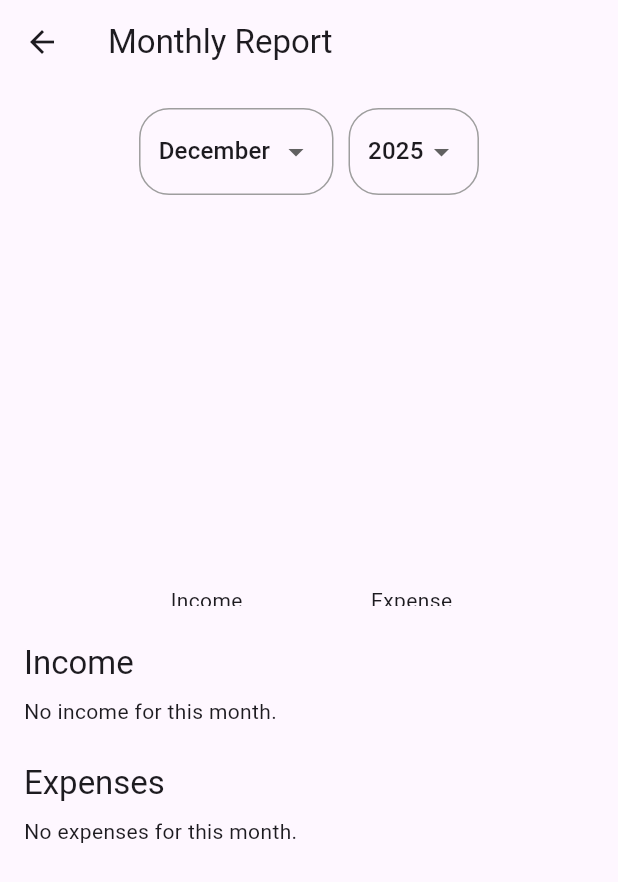
After one commit to harshpurohit9763/fin-tracker, a Flutter app: the screen it shows after launch, scrolled down 576 dp, after a tap on "Monthly Report", on a phone screen of 412 x 824 dp. The commit adds this screen. Shown: the top 882 px of the screen. Run offline on Flutter 3.47's test engine with Material 3 defaults, Android fonts, the phone set to English and light mode, and no system bars; drawn by our look-alikes of fl_chart; our stand-ins replace file_picker, flutter_local_notifications, flutter_riverpod, flutter_timezone, image_picker, pdf and 4 more; missing offline and left inert: tflite_flutter, workmanager; accounts and stored records are empty.

Commit message:
added monthly reports

```diff
--- a/lib/views/dashboard_screen.dart
+++ b/lib/views/dashboard_screen.dart
@@ -16,6 +16,7 @@ import 'package:personal_finance/widgets/flippable_emi_card.dart';
 import 'package:personal_finance/controllers/shared_preferences_provider.dart';
 import 'package:personal_finance/widgets/upcomming_emi.dart';
 import 'package:personal_finance/views/profile_screen.dart';
+import 'package:personal_finance/views/monthly_report_screen.dart';
 
 String _getGreeting() {
   final hour = DateTime.now().hour;
@@ -288,6 +289,15 @@ class _DashboardScreenState extends ConsumerState<DashboardScreen> {
                       childAspectRatio: 1.2,
                       children: [
                         _FeatureTile(
+                            title: 'Monthly Report',
+                            icon: Icons.calendar_month_outlined,
+                            color: Colors.red,
+                            onTap: () => Navigator.push(
+                                context,
+                                MaterialPageRoute(
+                                    builder: (context) =>
+                                        const MonthlyReportScreen()))),
+                        _FeatureTile(
                             title: 'Budgets',
                             icon: Icons.track_changes_outlined,
                             color: Colors.orange,
@@ -315,7 +325,7 @@ class _DashboardScreenState extends ConsumerState<DashboardScreen> {
                                     builder: (context) =>
                                         const NetWorthScreen()))),
                         _FeatureTile(
-                            title: 'Reports',
+                            title: 'Advance Reports',
                             icon: Icons.analytics_outlined,
                             color: Colors.purple,
                             onTap: () => Navigator.push(
--- /dev/null
+++ b/lib/views/monthly_report_screen.dart
@@ -0,0 +1,172 @@
+import 'package:flutter/material.dart';
+import 'package:flutter_riverpod/flutter_riverpod.dart';
+import 'package:personal_finance/controllers/expense_provider.dart';
+import 'package:personal_finance/controllers/income_provider.dart';
+import 'package:personal_finance/helper/app_formater.dart';
+import 'package:personal_finance/widgets/income_card.dart';
+import 'package:personal_finance/controllers/shared_preferences_provider.dart';
+import 'package:personal_finance/widgets/income_expense_chart.dart';
+
+class MonthlyReportScreen extends ConsumerWidget {
+  const MonthlyReportScreen({super.key});
+
+  @override
+  Widget build(BuildContext context, WidgetRef ref) {
+    final selectedMonthYear = ref.watch(selectedMonthYearProvider);
+    final currency = ref.watch(currencyProvider);
+    final incomesAsyncValue = ref.watch(filteredIncomeListProvider);
+    final expensesAsyncValue = ref.watch(filteredExpenseListProvider);
+
+    final totalIncome = incomesAsyncValue.when(
+      data: (incomes) => incomes.fold(0.0, (sum, item) => sum + item.amount),
+      loading: () => 0.0,
+      error: (_, __) => 0.0,
+    );
+    final totalExpense = expensesAsyncValue.when(
+      data: (expenses) => expenses.fold(0.0, (sum, item) => sum + item.amount),
+      loading: () => 0.0,
+      error: (_, __) => 0.0,
+    );
+
+    return Scaffold(
+      appBar: AppBar(
+        title: const Text('Monthly Report'),
+      ),
+      body: SingleChildScrollView(
+        padding: const EdgeInsets.all(16.0),
+        child: Column(
+          crossAxisAlignment: CrossAxisAlignment.start,
+          children: [
+            // Month/Year Selector
+            Row(
+              mainAxisAlignment: MainAxisAlignment.center,
+              children: [
+                // Month Dropdown
+                Container(
+                  decoration: BoxDecoration(
+                    borderRadius: BorderRadius.circular(20),
+                    border: Border.all(color: Colors.grey),
+                  ),
+                  padding:
+                      const EdgeInsets.symmetric(horizontal: 12, vertical: 4),
+                  child: DropdownButton<int>(
+                    value: selectedMonthYear.month,
+                    items: List.generate(12, (index) => index + 1).map((month) {
+                      return DropdownMenuItem(
+                        value: month,
+                        child: Text(AppFormatters.getMonthName(month)),
+                      );
+                    }).toList(),
+                    onChanged: (month) {
+                      if (month != null) {
+                        ref.read(selectedMonthYearProvider.notifier).state =
+                            DateTime(selectedMonthYear.year, month);
+                      }
+                    },
+                    underline: Container(),
+                  ),
+                ),
+                const SizedBox(width: 10),
+                // Year Dropdown
+                Container(
+                  decoration: BoxDecoration(
+                    borderRadius: BorderRadius.circular(20),
+                    border: Border.all(color: Colors.grey),
+                  ),
+                  padding:
+                      const EdgeInsets.symmetric(horizontal: 12, vertical: 4),
+                  child: DropdownButton<int>(
+                    value: selectedMonthYear.year,
+                    items: List.generate(
+                      6, // Current year and 5 previous years
+                      (index) => DateTime.now().year - index,
+                    ).map((year) {
+                      return DropdownMenuItem(
+                        value: year,
+                        child: Text(year.toString()),
+                      );
+                    }).toList(),
+                    onChanged: (year) {
+                      if (year != null) {
+                        ref.read(selectedMonthYearProvider.notifier).state =
+                            DateTime(year, selectedMonthYear.month);
+                      }
+                    },
+                    underline: Container(),
+                  ),
+                ),
+              ],
+            ),
+            const SizedBox(height: 24),
+
+            // Income vs Expense Chart
+            IncomeExpenseChart(
+              totalIncome: totalIncome,
+              totalExpense: totalExpense,
+            ),
+            const SizedBox(height: 24),
+
+            // Income Section
+            Text(
+              'Income',
+              style: Theme.of(context).textTheme.titleLarge,
+            ),
+            const SizedBox(height: 8),
+            incomesAsyncValue.when(
+              data: (incomes) {
+                if (incomes.isEmpty) {
+                  return const Text('No income for this month.');
+                }
+                return ListView.builder(
+                  shrinkWrap: true,
+                  physics: const NeverScrollableScrollPhysics(),
+                  itemCount: incomes.length,
+                  itemBuilder: (context, index) {
+                    final income = incomes[index];
+                    return IncomeCard(income: income);
+                  },
+                );
+              },
+              loading: () => const Center(child: CircularProgressIndicator()),
+              error: (err, stack) => Center(child: Text('Error: $err')),
+            ),
+
+            const SizedBox(height: 24),
+
+            // Expense Section
+            Text(
+              'Expenses',
+              style: Theme.of(context).textTheme.titleLarge,
+            ),
+            const SizedBox(height: 8),
+            expensesAsyncValue.when(
+              data: (expenses) {
+                if (expenses.isEmpty) {
+                  return const Text('No expenses for this month.');
+                }
+                return ListView.builder(
+                  shrinkWrap: true,
+                  physics: const NeverScrollableScrollPhysics(),
+                  itemCount: expenses.length,
+                  itemBuilder: (context, index) {
+                    final expense = expenses[index];
+                    return Card(
+                      child: ListTile(
+                        title: Text(AppFormatters.formatCurrency(
+                            expense.amount, currency)),
+                        subtitle: Text(
+                            '${expense.category} on ${AppFormatters.formatDate(expense.date)}'),
+                      ),
+                    );
+                  },
+                );
+              },
+              loading: () => const Center(child: CircularProgressIndicator()),
+              error: (err, stack) => Center(child: Text('Error: $err')),
+            ),
+          ],
+        ),
+      ),
+    );
+  }
+}
--- /dev/null
+++ b/lib/widgets/income_expense_chart.dart
@@ -0,0 +1,115 @@
+import 'package:fl_chart/fl_chart.dart';
+import 'package:flutter/material.dart';
+
+class IncomeExpenseChart extends StatelessWidget {
+  final double totalIncome;
+  final double totalExpense;
+
+  const IncomeExpenseChart({
+    super.key,
+    required this.totalIncome,
+    required this.totalExpense,
+  });
+
+  @override
+  Widget build(BuildContext context) {
+    final theme = Theme.of(context);
+    final double maxY =
+        (totalIncome > totalExpense ? totalIncome : totalExpense) * 1.2;
+
+    return SizedBox(
+      height: 250,
+      child: BarChart(
+        BarChartData(
+          maxY: maxY,
+          barTouchData: BarTouchData(
+            touchTooltipData: BarTouchTooltipData(
+              getTooltipItem: (group, groupIndex, rod, rodIndex) {
+                String title;
+                switch (group.x.toInt()) {
+                  case 0:
+                    title = 'Income';
+                    break;
+                  case 1:
+                    title = 'Expense';
+                    break;
+                  default:
+                    throw Error();
+                }
+                return BarTooltipItem(
+                  '$title\n',
+                  TextStyle(
+                    color: theme.colorScheme.onPrimary,
+                    fontWeight: FontWeight.bold,
+                  ),
+                  children: [
+                    TextSpan(
+                      text: rod.toY.toStringAsFixed(2),
+                      style: TextStyle(
+                        color: theme.colorScheme.onPrimary,
+                        fontWeight: FontWeight.normal,
+                      ),
+                    ),
+                  ],
+                );
+              },
+            ),
+          ),
+          titlesData: FlTitlesData(
+            topTitles: const AxisTitles(
+              sideTitles: SideTitles(showTitles: false),
+            ),
+            rightTitles: const AxisTitles(
+              sideTitles: SideTitles(showTitles: false),
+            ),
+            leftTitles: const AxisTitles(
+              sideTitles: SideTitles(showTitles: false),
+            ),
+            bottomTitles: AxisTitles(
+              sideTitles: SideTitles(
+                showTitles: true,
+                getTitlesWidget: (value, meta) {
+                  String text;
+                  switch (value.toInt()) {
+                    case 0:
+                      text = 'Income';
+                      break;
+                    case 1:
+                      text = 'Expense';
+                      break;
+                    default:
+                      return Container();
+                  }
+                  return Padding(
+                    padding: const EdgeInsets.only(top: 8.0),
+                    child: Text(text),
+                  );
+                },
+              ),
+            ),
+          ),
+          borderData: FlBorderData(show: false),
+          gridData: const FlGridData(show: false),
+          barGroups: [
+            _buildBarGroup(0, totalIncome, Colors.green),
+            _buildBarGroup(1, totalExpense, Colors.red),
+          ],
+        ),
+      ),
+    );
+  }
+
+  BarChartGroupData _buildBarGroup(int x, double y, Color color) {
+    return BarChartGroupData(
+      x: x,
+      barRods: [
+        BarChartRodData(
+          toY: y,
+          color: color,
+          width: 30,
+          borderRadius: BorderRadius.circular(4),
+        ),
+      ],
+    );
+  }
+}
```
